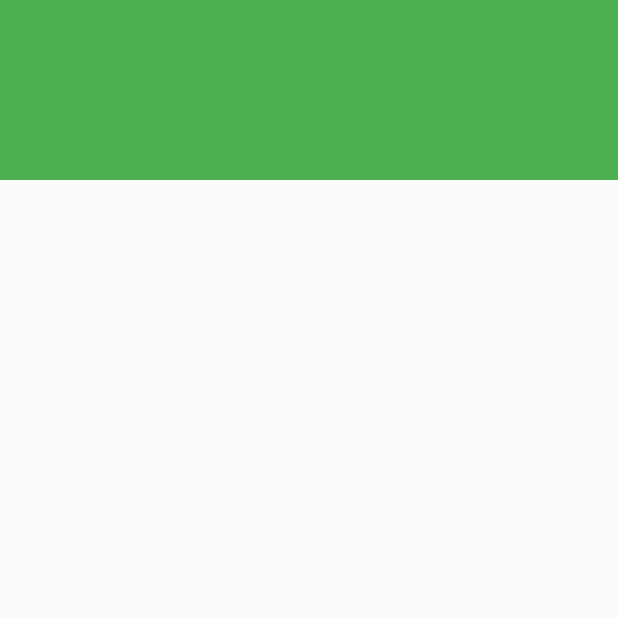
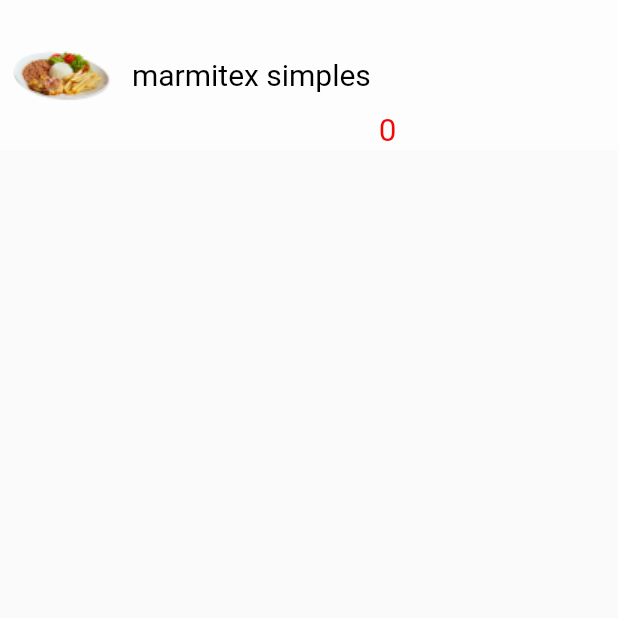
Before and after one commit to blackmem712/ifood, a Flutter app: the PageTotal screen opened directly, on a phone screen of 412 x 824 dp, the top half of it. Run offline on Flutter 3.47's test engine with Material 2 defaults, Android fonts, the phone set to English and light mode, and no system bars.

Commit message:
mudanças da tarde

```diff
--- /dev/null
+++ b/ifood/lib/src/contador.dart
@@ -0,0 +1,2 @@
+
+int contadorIni = 0;
--- a/ifood/lib/src/homes/homedois.dart
+++ b/ifood/lib/src/homes/homedois.dart
@@ -30,7 +30,7 @@ class HomeDois  extends StatelessWidget {
           body:  TabBarView(
             children: [
               PageCardapioUm(),
-              PageTotal(),
+                PageTotal(),
 
             ],
           ),
--- a/ifood/lib/src/restaurante.dart
+++ b/ifood/lib/src/restaurante.dart
@@ -29,7 +29,7 @@ class PageRestaurante extends StatelessWidget {
               color: Colors.white54,
               child: Row(
                 children: [
-                  Image.asset('assets/rest1.png'),
+                  Image.asset('assets/restaurantes/rest1.png'),
                   const SizedBox(
                       width: 8), // Espaçamento entre a imagem e o rótulo
                   const Text('Bistro'),
@@ -54,7 +54,7 @@ class PageRestaurante extends StatelessWidget {
               color: Colors.white54,
               child: Row(
                 children: [
-                  Image.asset('assets/rest2.png'),
+                  Image.asset('assets/restaurantes/rest2.png'),
                   const SizedBox(
                       width: 8), // Espaçamento entre a imagem e o rótulo
                   const Text('Mc donalts'),
--- a/ifood/lib/src/total.dart
+++ b/ifood/lib/src/total.dart
@@ -1,18 +1,50 @@
 import 'package:flutter/material.dart';
+import 'cardapios/cardapioUm.dart';
+import 'contador.dart';
 
-class PageTotal extends StatelessWidget {
-  const PageTotal({super.key});
+class PageTotal extends StatefulWidget {
+  @override
 
-  @override
-  Widget build(BuildContext context) {
+
+
+
+  _PageTotalState createState() => _PageTotalState();
+}
+
+class _PageTotalState extends State<PageTotal> {
+
+@override
+
+
+
+ Widget build(BuildContext context) {
     return Scaffold(
-
       body: ListView(
         //cria uma lista
         children: [
-          //const Image(image: AssetImage("assets/1.webp")),
-          Container(height: 120, color: Colors.green),
-
+             Container(
+              height: 100,
+              color: Colors.white54,
+              child: Row(
+                children: [
+                  Image.asset('assets/comidas/comida10.png'),
+                  const SizedBox(width: 8),
+                  const Text(
+                    'marmitex simples',
+                    textAlign: TextAlign.center,
+                    style: TextStyle(fontSize: 20, color: Colors.black),
+                  ),
+                  Align(
+                      alignment: Alignment.bottomRight,
+                      child: Text(
+                        ' $contadorIni',
+                        style: const TextStyle(
+                            fontSize: 21,
+                            color: Color.fromARGB(255, 243, 8, 8)),
+                      ))
+                ],
+              ),
+            ),
 
         ],
       ),
--- a/ifood/pubspec.yaml
+++ b/ifood/pubspec.yaml
@@ -53,8 +53,10 @@ dev_dependencies:
 # The following section is specific to Flutter packages.
 flutter:
   assets:
-    - "assets/rest1.png"
-    - "assets/rest2.png"
+    - "assets/restaurantes/rest1.png"
+    - "assets/restaurantes/rest2.png"
+    - "assets/comidas/comida10.png"
+
 
 
 
```
Also changed, not shown: ifood/lib/src/cardapios/cardapioUm.dart (+18 -22 lines), ifood/assets/comidas/comida10.png (added), ifood/assets/restaurantes/rest1.png (renamed from ifood/assets/rest1.png), ifood/assets/restaurantes/rest2.png (renamed from ifood/assets/rest2.png).
